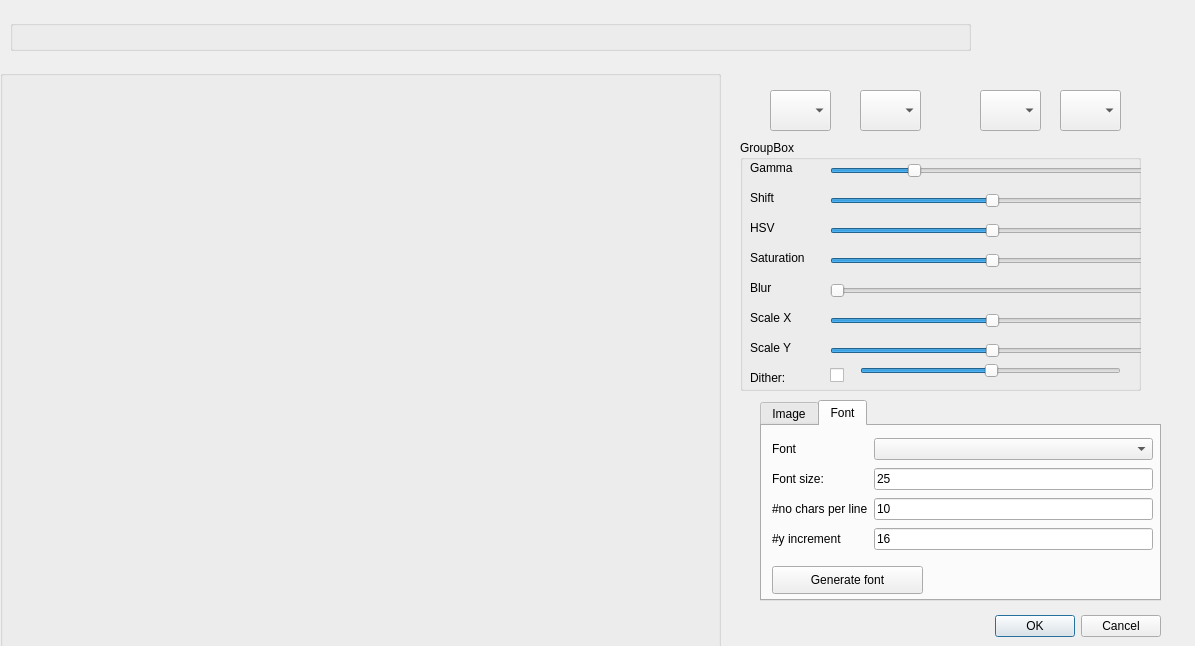
This is dialogimport.ui in leuat/TRSE as Qt 5 draws it before an edit. The edited form follows.
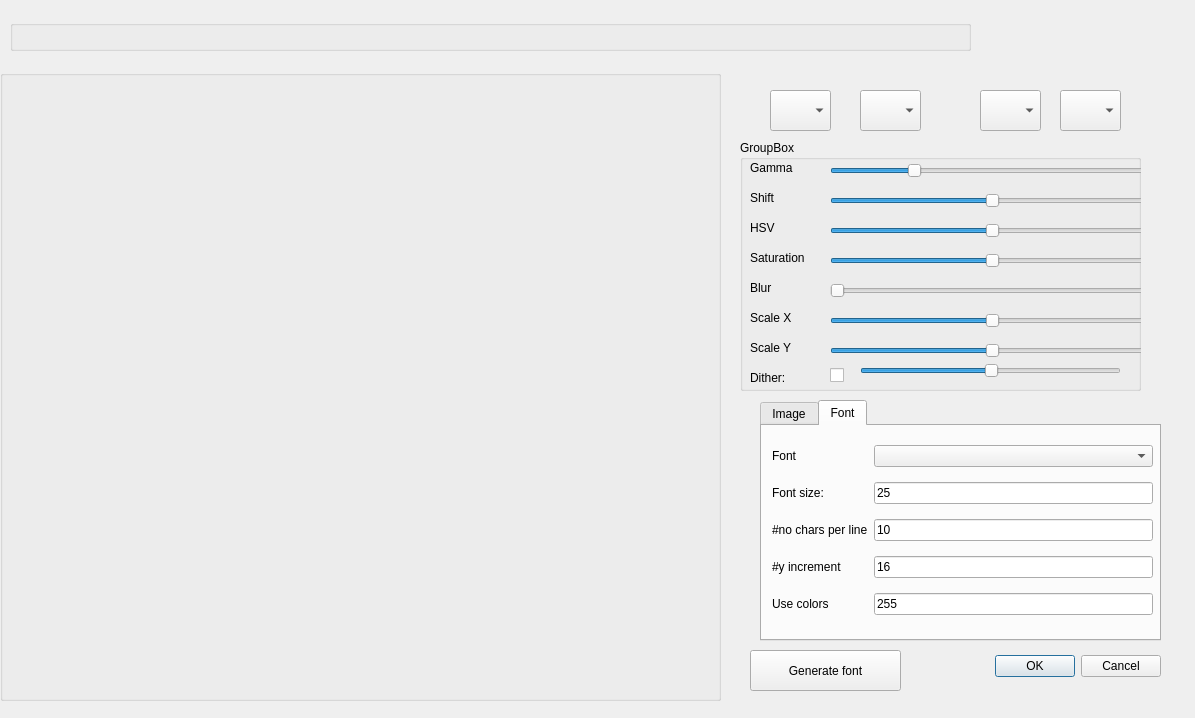
This is the edited form. The open tabs and pages were chosen to show the change.

The edit to the form file:
```diff
--- a/dialogimport.ui
+++ b/dialogimport.ui
@@ -7,7 +7,7 @@
     <x>0</x>
     <y>0</y>
     <width>1195</width>
-    <height>646</height>
+    <height>718</height>
    </rect>
   </property>
   <property name="windowTitle">
@@ -17,7 +17,7 @@
    <property name="geometry">
     <rect>
      <x>540</x>
-     <y>610</y>
+     <y>650</y>
      <width>621</width>
      <height>32</height>
     </rect>
@@ -404,7 +404,7 @@
      <x>760</x>
      <y>400</y>
      <width>401</width>
-     <height>201</height>
+     <height>241</height>
     </rect>
    </property>
    <property name="currentIndex">
@@ -451,7 +451,7 @@
        <x>10</x>
        <y>10</y>
        <width>381</width>
-       <height>120</height>
+       <height>189</height>
       </rect>
      </property>
      <layout class="QGridLayout" name="gridLayout">
@@ -507,23 +507,37 @@
         </property>
        </widget>
       </item>
+      <item row="4" column="0">
+       <widget class="QLabel" name="label_13">
+        <property name="text">
+         <string>Use colors</string>
+        </property>
+       </widget>
+      </item>
+      <item row="4" column="1">
+       <widget class="QLineEdit" name="leUseColors">
+        <property name="text">
+         <string>255</string>
+        </property>
+       </widget>
+      </item>
      </layout>
     </widget>
-    <widget class="QPushButton" name="btnImport_2">
-     <property name="geometry">
-      <rect>
-       <x>10</x>
-       <y>140</y>
-       <width>151</width>
-       <height>28</height>
-      </rect>
-     </property>
-     <property name="text">
-      <string>Generate font</string>
-     </property>
-    </widget>
    </widget>
   </widget>
+  <widget class="QPushButton" name="btnImport_2">
+   <property name="geometry">
+    <rect>
+     <x>750</x>
+     <y>650</y>
+     <width>151</width>
+     <height>41</height>
+    </rect>
+   </property>
+   <property name="text">
+    <string>Generate font</string>
+   </property>
+  </widget>
  </widget>
  <resources/>
  <connections>
```
Left out of the diff: 36 changed lines with no effect on the pictures.
